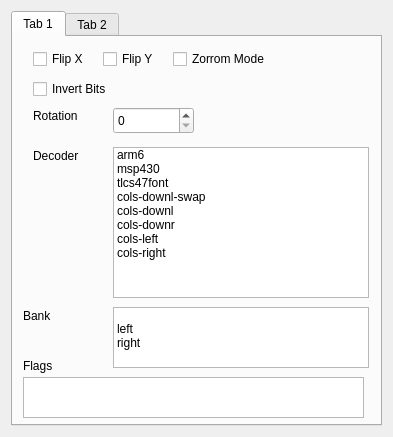
travisgoodspeed/maskromtool, file romdecodedialog.ui: the form before one commit.
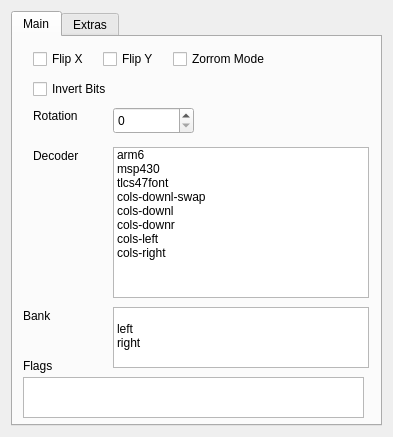
The form after the commit.

Commit message: Tab names in decoder dialog.

Patch:
```diff
--- a/romdecodedialog.ui
+++ b/romdecodedialog.ui
@@ -18,7 +18,7 @@
     <widget class="QTabWidget" name="tabWidget">
      <widget class="QWidget" name="tab">
       <attribute name="title">
-       <string>Tab 1</string>
+       <string>Main</string>
       </attribute>
       <widget class="QLabel" name="label">
        <property name="geometry">
@@ -228,7 +228,7 @@
      </widget>
      <widget class="QWidget" name="tab_2">
       <attribute name="title">
-       <string>Tab 2</string>
+       <string>Extras</string>
       </attribute>
      </widget>
     </widget>
```
